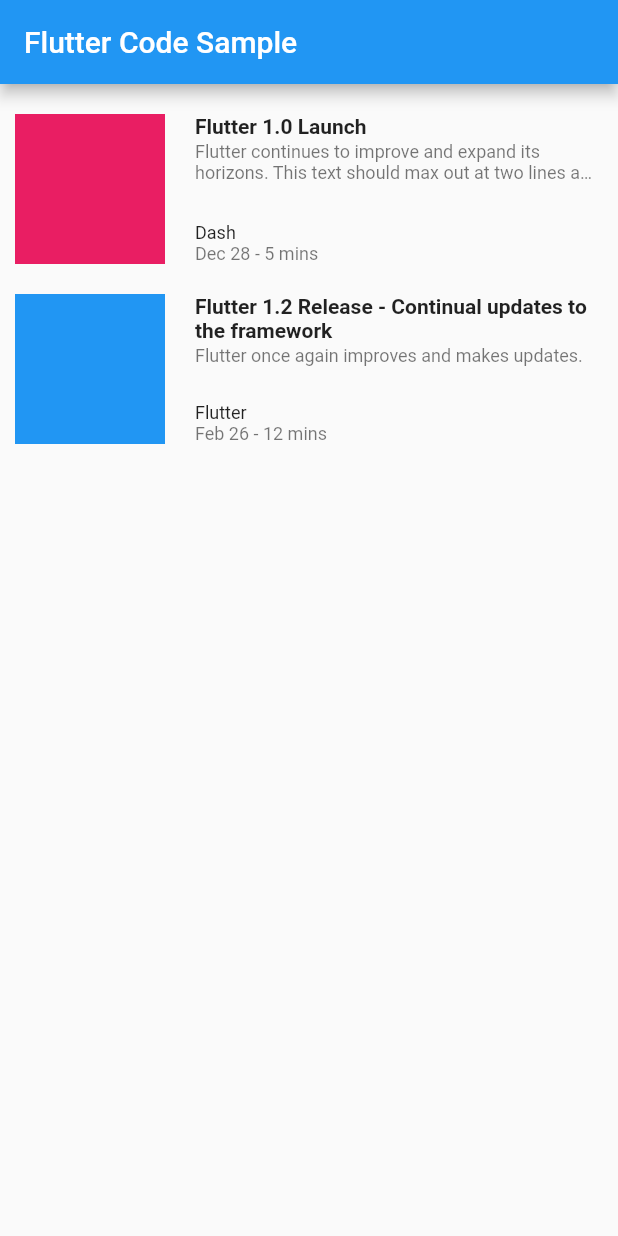
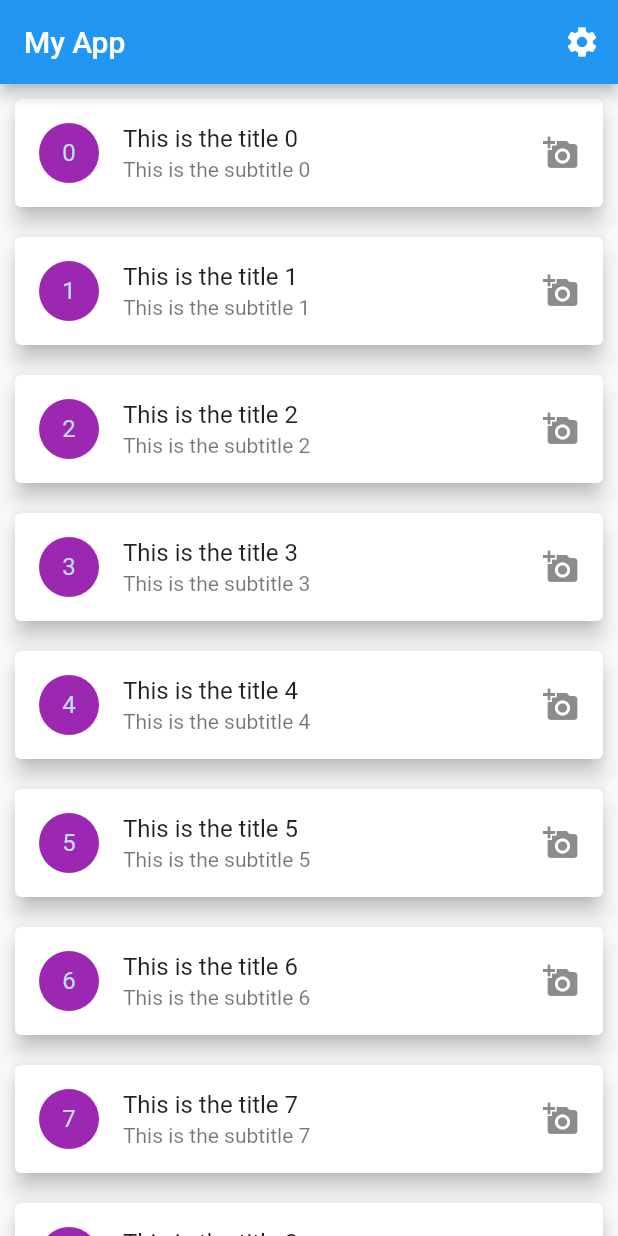
Before and after one commit to nicualex/Manhattan, a Flutter app: the screen it shows after launch, on a phone screen of 412 x 824 dp. Run offline on Flutter 3.47's test engine with Material 2 defaults, Android fonts, the phone set to English and light mode, and no system bars; our stand-ins replace firebase_core, flutter_blue; accounts and stored records are empty.

Commit message:
updates1

```diff
--- a/lib/main.dart
+++ b/lib/main.dart
@@ -1,189 +1,30 @@
 import 'package:flutter/material.dart';
-import 'package:firebase_core/firebase_core.dart';
-import 'firebase_options.dart';
+import 'package:manhattan/screens/connect/connect.dart';
+import 'package:manhattan/screens/home/home.dart';
+import 'package:manhattan/screens/wrapper.dart';
+import 'package:provider/provider.dart';
+import 'package:flutter_blue/flutter_blue.dart';
 
-
-void main() async {
-  await Firebase.initializeApp (
-    options: DefaultFirebaseOptions.currentPlatform,
-  );
-  runApp(MyApp());
-}
-
-//void main() => runApp(const MyApp());
+void main() => runApp(const MyApp());
 
 class MyApp extends StatelessWidget {
-  const MyApp({Key? key}) : super(key: key);
-
-  static const String _title = 'Flutter Code Sample';
+  const MyApp({super.key});
 
   @override
   Widget build(BuildContext context) {
     return MaterialApp(
-      title: _title,
-      home: Scaffold(
-        appBar: AppBar(title: const Text(_title)),
-        body: const MyStatelessWidget(),
-      ),
+      color: Colors.lightBlue,
+      home: StreamBuilder<BluetoothState>(
+          stream: FlutterBlue.instance.state,
+          initialData: BluetoothState.unknown,
+          builder: (c, snapshot) {
+            final state = snapshot.data;
+            if (state == BluetoothState.on) {
+              return Home();
+            }
+            //return Connect(state: state);
+            return Home();
+          }),
     );
   }
 }
-
-class _ArticleDescription extends StatelessWidget {
-  const _ArticleDescription({
-    Key? key,
-    required this.title,
-    required this.subtitle,
-    required this.ingredient1,
-    required this.publishDate,
-    required this.poorDuration,
-  }) : super(key: key);
-
-  final String title;
-  final String subtitle;
-  final String ingredient1;
-  final String publishDate;
-  final String poorDuration;
-
-  @override
-  Widget build(BuildContext context) {
-    return Column(
-      crossAxisAlignment: CrossAxisAlignment.start,
-      children: <Widget>[
-        Expanded(
-          child: Column(
-            crossAxisAlignment: CrossAxisAlignment.start,
-            children: <Widget>[
-              Text(
-                title,
-                maxLines: 2,
-                overflow: TextOverflow.ellipsis,
-                style: const TextStyle(
-                  fontWeight: FontWeight.bold,
-                ),
-              ),
-              const Padding(padding: EdgeInsets.only(bottom: 2.0)),
-              Text(
-                subtitle,
-                maxLines: 2,
-                overflow: TextOverflow.ellipsis,
-                style: const TextStyle(
-                  fontSize: 12.0,
-                  color: Colors.black54,
-                ),
-              ),
-            ],
-          ),
-        ),
-        Expanded(
-          child: Column(
-            crossAxisAlignment: CrossAxisAlignment.start,
-            mainAxisAlignment: MainAxisAlignment.end,
-            children: <Widget>[
-              Text(
-                ingredient1,
-                style: const TextStyle(
-                  fontSize: 12.0,
-                  color: Colors.black87,
-                ),
-              ),
-              Text(
-                '$publishDate - $poorDuration',
-                style: const TextStyle(
-                  fontSize: 12.0,
-                  color: Colors.black54,
-                ),
-              ),
-            ],
-          ),
-        ),
-      ],
-    );
-  }
-}
-
-class CustomListItemTwo extends StatelessWidget {
-  const CustomListItemTwo({
-    Key? key,
-    required this.thumbnail,
-    required this.title,
-    required this.subtitle,
-    required this.ingredient1,
-    required this.publishDate,
-    required this.poorDuration,
-  }) : super(key: key);
-
-  final Widget thumbnail;
-  final String title;
-  final String subtitle;
-  final String ingredient1;
-  final String publishDate;
-  final String poorDuration;
-
-
-
-  @override
-  Widget build(BuildContext context) {
-    return Padding(
-      padding: const EdgeInsets.symmetric(vertical: 10.0),
-      child: SizedBox(
-        height: 100,
-        child: Row(
-          crossAxisAlignment: CrossAxisAlignment.start,
-          children: <Widget>[
-            AspectRatio(
-              aspectRatio: 1.0,
-              child: thumbnail,
-            ),
-            Expanded(
-              child: Padding(
-                padding: const EdgeInsets.fromLTRB(20.0, 0.0, 2.0, 0.0),
-                child: _ArticleDescription(
-                  title: title,
-                  subtitle: subtitle,
-                  ingredient1: ingredient1,
-                  publishDate: publishDate,
-                  poorDuration: poorDuration,
-                ),
-              ),
-            )
-          ],
-        ),
-      ),
-    );
-  }
-}
-
-class MyStatelessWidget extends StatelessWidget {
-  const MyStatelessWidget({Key? key}) : super(key: key);
-
-  @override
-  Widget build(BuildContext context) {
-    return ListView(
-      padding: const EdgeInsets.all(10.0),
-      children: <Widget>[
-        CustomListItemTwo(
-          thumbnail: Container(
-            decoration: const BoxDecoration(color: Colors.pink),
-          ),
-          title: 'Flutter 1.0 Launch',
-          subtitle: 'Flutter continues to improve and expand its horizons. '
-              'This text should max out at two lines and clip',
-          ingredient1: 'Dash',
-          publishDate: 'Dec 28',
-          poorDuration: '5 mins',
-        ),
-        CustomListItemTwo(
-          thumbnail: Container(
-            decoration: const BoxDecoration(color: Colors.blue),
-          ),
-          title: 'Flutter 1.2 Release - Continual updates to the framework',
-          subtitle: 'Flutter once again improves and makes updates.',
-          ingredient1: 'Flutter',
-          publishDate: 'Feb 26',
-          poorDuration: '12 mins',
-        ),
-      ],
-    );
-  }
-}
--- /dev/null
+++ b/lib/screens/connect/connect.dart
@@ -0,0 +1,39 @@
+import 'package:flutter/material.dart';
+import 'package:flutter_blue/flutter_blue.dart';
+
+
+class Connect extends StatelessWidget {
+const Connect({Key? key, this.state}) : super(key: key);
+
+final BluetoothState? state;
+
+@override
+Widget build(BuildContext context) {
+  return Scaffold(
+    appBar: AppBar(
+      title: const Text('Bluetooth'),
+      leading: Icon(
+        Icons.bluetooth_disabled,
+        //size: .0,
+        color: Colors.white54,
+      ),
+    ),
+    backgroundColor: Colors.lightBlue,
+    body: Center(
+      child: Column(
+        mainAxisSize: MainAxisSize.min,
+        children: <Widget>[
+          Icon(
+            Icons.bluetooth_disabled,
+            size: 200.0,
+            color: Colors.white54,
+          ),
+          Text(
+            'Bluetooth Adapter is ${state != null ? state.toString().substring(15) : 'not available'}.',
+          ),
+        ],
+      ),
+    ),
+  );
+}
+}
--- /dev/null
+++ b/lib/screens/home/home.dart
@@ -0,0 +1,50 @@
+import 'package:flutter/material.dart';
+
+class Home extends StatelessWidget {
+
+  final List dummyList = List.generate(1000, (index) {
+    return {
+      "id": index,
+      "title": "This is the title $index",
+      "subtitle": "This is the subtitle $index"
+    };
+  });
+
+
+  @override
+  Widget build(BuildContext context) {
+    return Scaffold(
+      appBar: AppBar(
+        title: Text('My App'),
+        actions: <Widget>[
+          IconButton(
+            icon: Icon(
+              Icons.settings,
+              color: Colors.white,
+            ),
+            onPressed: () {
+              // do something
+            },
+          )
+        ],
+      ),
+        body: SafeArea(
+            child: ListView.builder(
+              itemCount: dummyList.length,
+              itemBuilder: (context, index) =>
+                  Card(
+                    elevation: 6,
+                    margin: EdgeInsets.all(10),
+                    child: ListTile(
+                      leading: CircleAvatar(
+                        child: Text(dummyList[index]["id"].toString()),
+                        backgroundColor: Colors.purple,
+                      ),
+                      title: Text(dummyList[index]["title"]),
+                      subtitle: Text(dummyList[index]["subtitle"]),
+                      trailing: Icon(Icons.add_a_photo),
+                    ),
+                  ),
+            )));
+  }
+}
--- /dev/null
+++ b/lib/screens/wrapper.dart
@@ -0,0 +1,12 @@
+import 'package:flutter/material.dart';
+import 'package:manhattan/screens/home/home.dart';
+
+class Wrapper extends StatelessWidget {
+  const Wrapper({Key? key}) : super(key: key);
+
+  @override
+  Widget build(BuildContext context) {
+    // either home or connect page
+    return Home();
+  }
+}
```
